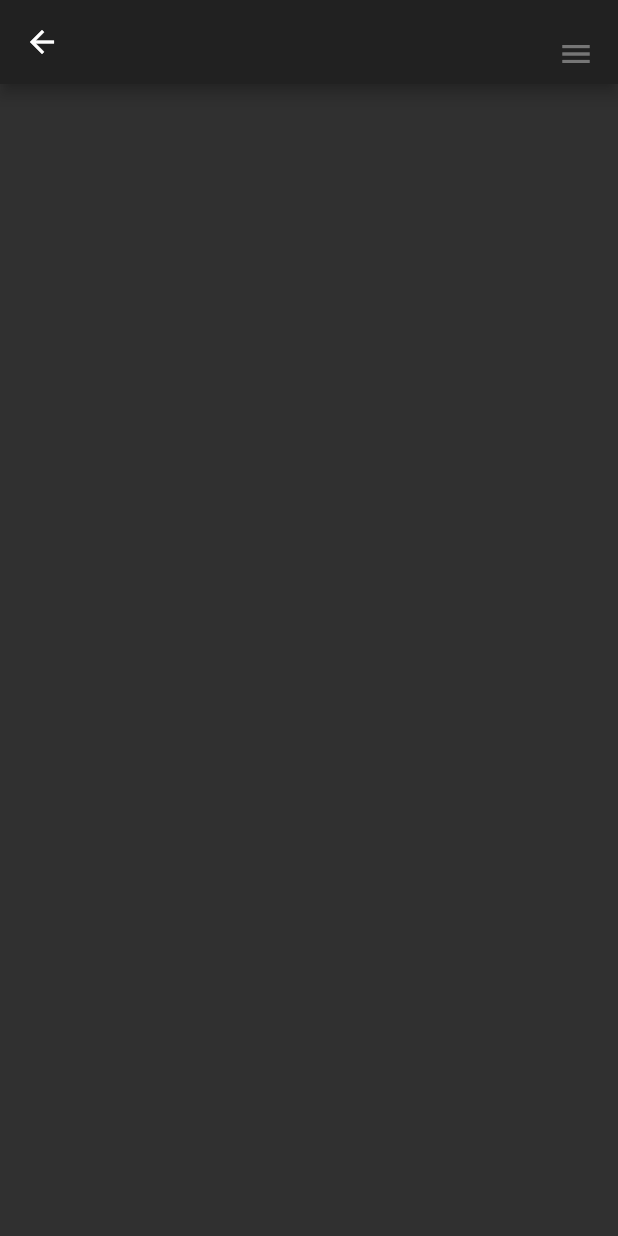
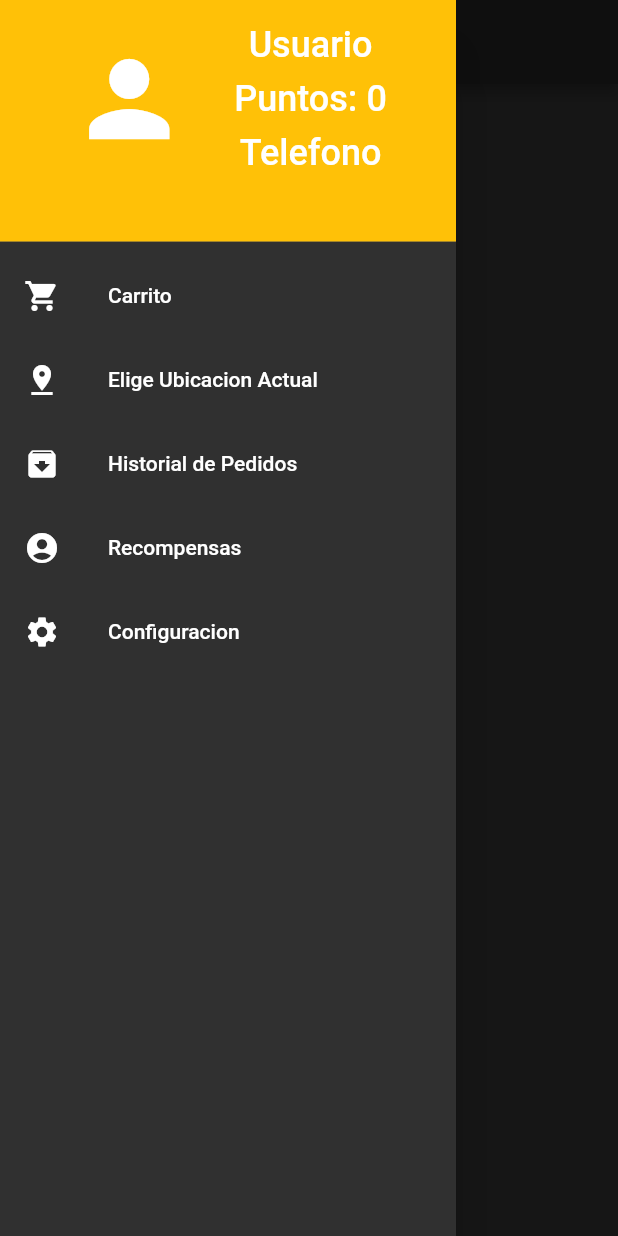
Before and after one commit to absaGarcia/dulces_client_a, a Flutter app: the CandyPage screen opened by its route, with the side drawer open (before the commit the screen has no drawer), on a phone screen of 412 x 824 dp. Run offline on Flutter 3.47's test engine with Material 2 defaults, Android fonts, the phone set to English and light mode, and no system bars; our stand-ins replace modal_progress_hud.

Commit message:
modificaciones miercoles 6 de mayo

```diff
--- /dev/null
+++ b/lib/components/menu_lateral.dart
@@ -0,0 +1,99 @@
+import 'package:dulces_client_a/screens/car_shop.dart';
+import 'package:dulces_client_a/screens/order_list.dart';
+import 'package:flutter/material.dart';
+
+class MenuLateral extends StatelessWidget {
+  @override
+  Widget build(BuildContext context) {
+    return Drawer(
+      child: ListView(
+        padding: EdgeInsets.zero,
+        children: <Widget>[
+          DrawerHeader(
+            decoration: BoxDecoration(
+              color: Colors.amber,
+            ),
+            child: Padding(
+              padding: EdgeInsets.zero,
+              child: Column(
+                children: <Widget>[
+                  Row(
+                    mainAxisAlignment: MainAxisAlignment.spaceEvenly,
+                    children: <Widget>[
+                      Column(
+                        children: <Widget>[
+                          Icon(
+                            Icons.person,
+                            size: 80.0,
+                          ),
+                        ],
+                      ),
+                      Column(
+                        children: <Widget>[
+                          Text(
+                            'Usuario',
+                            style: TextStyle(
+                              color: Colors.white,
+                              fontSize: 24,
+                            ),
+                          ),
+                          SizedBox(
+                            height: 8.0,
+                          ),
+                          Text(
+                            'Puntos: 0',
+                            style: TextStyle(
+                              color: Colors.white,
+                              fontSize: 24,
+                            ),
+                          ),
+                          SizedBox(
+                            height: 8.0,
+                          ),
+                          Text(
+                            'Telefono',
+                            style: TextStyle(
+                              color: Colors.white,
+                              fontSize: 24,
+                            ),
+                          ),
+                        ],
+                      ),
+                    ],
+                  ),
+                ],
+              ),
+            ),
+          ),
+          ListTile(
+            leading: Icon(Icons.shopping_cart),
+            title: Text('Carrito'),
+            onTap: () {
+              Navigator.pushNamed(context, CarShop.id);
+            },
+          ),
+          ListTile(
+            leading: Icon(Icons.pin_drop),
+            title: Text('Elige Ubicacion Actual'),
+          ),
+          ListTile(
+            leading: Icon(Icons.archive),
+            title: Text('Historial de Pedidos'),
+            onTap: () {
+              // change app state...
+              Navigator.pushNamed(context, OrderList.id);
+            },
+          ),
+          ListTile(
+            leading: Icon(Icons.account_circle),
+            title: Text('Recompensas'),
+          ),
+          ListTile(
+            leading: Icon(Icons.settings),
+            title: Text('Configuracion'),
+          ),
+        ],
+      ),
+    );
+  }
+}
--- a/lib/main.dart
+++ b/lib/main.dart
@@ -1,5 +1,7 @@
 import 'package:dulces_client_a/screens/candy_page.dart';
+import 'package:dulces_client_a/screens/car_shop.dart';
 import 'package:dulces_client_a/screens/login_screen.dart';
+import 'package:dulces_client_a/screens/order_list.dart';
 import 'package:dulces_client_a/screens/register_screen.dart';
 import 'package:flutter/material.dart';
 
@@ -9,12 +11,15 @@ class DulcesClient extends StatelessWidget {
   @override
   Widget build(BuildContext context) {
     return MaterialApp(
+      debugShowCheckedModeBanner: false,
       theme: ThemeData.dark(),
       initialRoute: LoginScreen.id,
       routes: {
         LoginScreen.id: (context) => LoginScreen(),
         RegisterScreen.id: (context) => RegisterScreen(),
         CandyPage.id: (context) => CandyPage(),
+        OrderList.id: (context) => OrderList(),
+        CarShop.id: (context) => CarShop(),
       },
     );
   }
--- a/lib/screens/candy_page.dart
+++ b/lib/screens/candy_page.dart
@@ -1,4 +1,5 @@
 import 'package:flutter/material.dart';
+import 'package:dulces_client_a/components/menu_lateral.dart';
 
 class CandyPage extends StatefulWidget {
   static String id = 'candy_page';
@@ -11,13 +12,9 @@ class _CandyPageState extends State<CandyPage> {
   Widget build(BuildContext context) {
     return Scaffold(
       appBar: AppBar(
-        actions: <Widget>[
-          IconButton(
-              alignment: Alignment.bottomLeft,
-              icon: const Icon(Icons.menu),
-              onPressed: null),
-        ],
+        title: Text('Dulces AG'),
       ),
+      drawer: MenuLateral(),
     );
   }
 }
```
Also changed, not shown: lib/screens/car_shop.dart (added, +20 -0 lines), lib/screens/order_list.dart (added, +20 -0 lines), lib/screens/register_screen.dart (+32 -3 lines), 7 other files.
